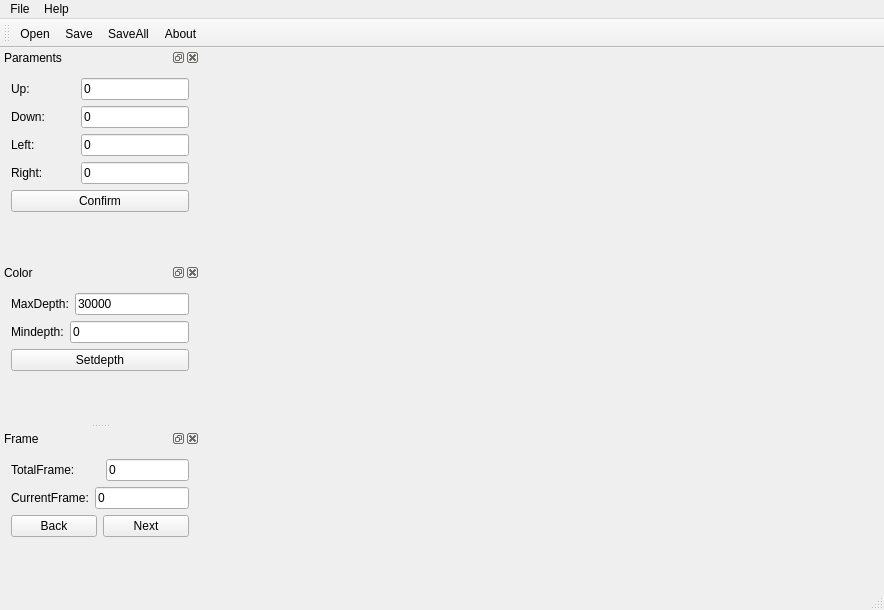
Before: the Qt Designer form FileConversion/FileConversion/fileconversion.ui in dongmuliu/File-conversion-assistant, drawn with Qt 5.
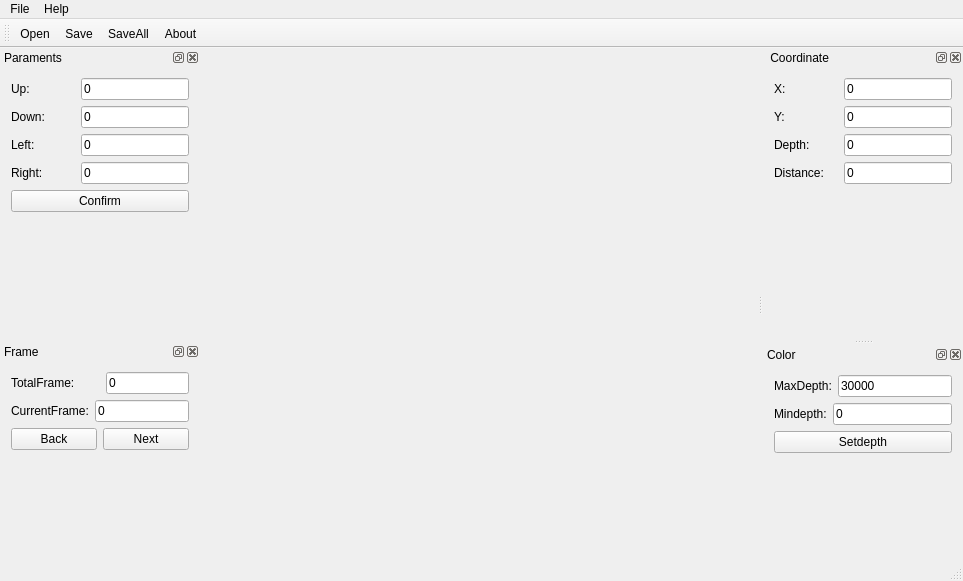
After: the same form once the commit is applied. Icons and pictures are not drawn.

Diff of the .ui file:
```diff
--- a/FileConversion/FileConversion/fileconversion.ui
+++ b/FileConversion/FileConversion/fileconversion.ui
@@ -6,137 +6,77 @@
    <rect>
     <x>0</x>
     <y>0</y>
-    <width>884</width>
-    <height>610</height>
+    <width>963</width>
+    <height>581</height>
    </rect>
   </property>
   <property name="windowTitle">
    <string>FileConversion</string>
   </property>
   <widget class="QWidget" name="centralWidget">
-   <layout class="QVBoxLayout" name="verticalLayout_6">
-    <item>
-     <spacer name="verticalSpacer_5">
-      <property name="orientation">
-       <enum>Qt::Vertical</enum>
-      </property>
-      <property name="sizeHint" stdset="0">
-       <size>
-        <width>20</width>
-        <height>40</height>
-       </size>
-      </property>
-     </spacer>
-    </item>
-    <item>
-     <layout class="QVBoxLayout" name="verticalLayout">
-      <item>
-       <layout class="QHBoxLayout" name="horizontalLayout_4">
-        <item>
-         <widget class="QLabel" name="graylabel">
-          <property name="minimumSize">
-           <size>
-            <width>320</width>
-            <height>240</height>
-           </size>
-          </property>
-          <property name="maximumSize">
-           <size>
-            <width>320</width>
-            <height>240</height>
-           </size>
-          </property>
-          <property name="text">
-           <string/>
-          </property>
-          <property name="alignment">
-           <set>Qt::AlignCenter</set>
-          </property>
-         </widget>
-        </item>
-        <item>
-         <widget class="QLabel" name="colorlabel">
-          <property name="minimumSize">
-           <size>
-            <width>320</width>
-            <height>240</height>
-           </size>
-          </property>
-          <property name="maximumSize">
-           <size>
-            <width>320</width>
-            <height>240</height>
-           </size>
-          </property>
-          <property name="text">
-           <string/>
-          </property>
-          <property name="alignment">
-           <set>Qt::AlignCenter</set>
-          </property>
-         </widget>
-        </item>
-       </layout>
-      </item>
-      <item>
-       <layout class="QHBoxLayout" name="horizontalLayout_10">
-        <item>
-         <widget class="QLabel" name="graytextlabel">
-          <property name="maximumSize">
-           <size>
-            <width>400</width>
-            <height>50</height>
-           </size>
-          </property>
-          <property name="text">
-           <string/>
-          </property>
-          <property name="alignment">
-           <set>Qt::AlignCenter</set>
-          </property>
-         </widget>
-        </item>
-        <item>
-         <widget class="QLabel" name="colortextlabel">
-          <property name="maximumSize">
-           <size>
-            <width>400</width>
-            <height>50</height>
-           </size>
-          </property>
-          <property name="text">
-           <string/>
-          </property>
-          <property name="alignment">
-           <set>Qt::AlignCenter</set>
-          </property>
-         </widget>
-        </item>
-       </layout>
-      </item>
-     </layout>
-    </item>
-    <item>
-     <spacer name="verticalSpacer_4">
-      <property name="orientation">
-       <enum>Qt::Vertical</enum>
-      </property>
-      <property name="sizeHint" stdset="0">
-       <size>
-        <width>20</width>
-        <height>40</height>
-       </size>
-      </property>
-     </spacer>
-    </item>
-   </layout>
+   <widget class="QWidget" name="layoutWidget">
+    <property name="geometry">
+     <rect>
+      <x>120</x>
+      <y>0</y>
+      <width>328</width>
+      <height>488</height>
+     </rect>
+    </property>
+    <layout class="QFormLayout" name="formLayout">
+     <item row="0" column="0">
+      <widget class="QLabel" name="graylabel">
+       <property name="minimumSize">
+        <size>
+         <width>320</width>
+         <height>240</height>
+        </size>
+       </property>
+       <property name="maximumSize">
+        <size>
+         <width>320</width>
+         <height>240</height>
+        </size>
+       </property>
+       <property name="text">
+        <string/>
+       </property>
+       <property name="alignment">
+        <set>Qt::AlignCenter</set>
+       </property>
+      </widget>
+     </item>
+     <item row="1" column="0">
+      <widget class="QLabel" name="colorlabel">
+       <property name="minimumSize">
+        <size>
+         <width>320</width>
+         <height>240</height>
+        </size>
+       </property>
+       <property name="maximumSize">
+        <size>
+         <width>320</width>
+         <height>240</height>
+        </size>
+       </property>
+       <property name="text">
+        <string/>
+       </property>
+       <property name="alignment">
+        <set>Qt::AlignCenter</set>
+       </property>
+      </widget>
+     </item>
+    </layout>
+   </widget>
   </widget>
   <widget class="QMenuBar" name="menuBar">
    <property name="geometry">
     <rect>
      <x>0</x>
      <y>0</y>
-     <width>884</width>
+     <width>963</width>
      <height>23</height>
     </rect>
    </property>
@@ -329,85 +269,6 @@
         </widget>
        </item>
        <item>
-        <spacer name="verticalSpacer_2">
-         <property name="orientation">
-          <enum>Qt::Vertical</enum>
-         </property>
-         <property name="sizeHint" stdset="0">
-          <size>
-           <width>20</width>
-           <height>40</height>
-          </size>
-         </property>
-        </spacer>
-       </item>
-      </layout>
-     </item>
-    </layout>
-    <zorder></zorder>
-   </widget>
-  </widget>
-  <widget class="QDockWidget" name="dockWidget_5">
-   <property name="minimumSize">
-    <size>
-     <width>200</width>
-     <height>133</height>
-    </size>
-   </property>
-   <property name="windowTitle">
-    <string>Color</string>
-   </property>
-   <attribute name="dockWidgetArea">
-    <number>1</number>
-   </attribute>
-   <widget class="QWidget" name="dockWidgetContents_5">
-    <layout class="QHBoxLayout" name="horizontalLayout_2">
-     <item>
-      <layout class="QVBoxLayout" name="verticalLayout_4">
-       <item>
-        <layout class="QHBoxLayout" name="horizontalLayout_8">
-         <item>
-          <widget class="QLabel" name="label_4">
-           <property name="text">
-            <string>MaxDepth:</string>
-           </property>
-          </widget>
-         </item>
-         <item>
-          <widget class="QLineEdit" name="maxdepthlineEdit">
-           <property name="text">
-            <string>30000</string>
-           </property>
-          </widget>
-         </item>
-        </layout>
-       </item>
-       <item>
-        <layout class="QHBoxLayout" name="horizontalLayout_9">
-         <item>
-          <widget class="QLabel" name="label_10">
-           <property name="text">
-            <string>Mindepth:</string>
-           </property>
-          </widget>
-         </item>
-         <item>
-          <widget class="QLineEdit" name="mindepthlineEdit">
-           <property name="text">
-            <string>0</string>
-           </property>
-          </widget>
-         </item>
-        </layout>
-       </item>
-       <item>
-        <widget class="QPushButton" name="setcolorButton">
-         <property name="text">
-          <string>Setdepth</string>
-         </property>
-        </widget>
-       </item>
-       <item>
         <spacer name="verticalSpacer">
          <property name="orientation">
           <enum>Qt::Vertical</enum>
@@ -469,6 +330,9 @@
            <property name="text">
             <string>0</string>
            </property>
+           <property name="readOnly">
+            <bool>true</bool>
+           </property>
           </widget>
          </item>
         </layout>
@@ -487,6 +351,9 @@
            <property name="text">
             <string>0</string>
            </property>
+           <property name="readOnly">
+            <bool>true</bool>
+           </property>
           </widget>
          </item>
         </layout>
@@ -512,6 +379,174 @@
       </layout>
      </item>
      <item>
+      <spacer name="verticalSpacer_2">
+       <property name="orientation">
+        <enum>Qt::Vertical</enum>
+       </property>
+       <property name="sizeHint" stdset="0">
+        <size>
+         <width>20</width>
+         <height>40</height>
+        </size>
+       </property>
+      </spacer>
+     </item>
+    </layout>
+   </widget>
+  </widget>
+  <widget class="QDockWidget" name="dockWidget_3">
+   <property name="floating">
+    <bool>false</bool>
+   </property>
+   <property name="windowTitle">
+    <string> Coordinate </string>
+   </property>
+   <attribute name="dockWidgetArea">
+    <number>2</number>
+   </attribute>
+   <widget class="QWidget" name="dockWidgetContents_10">
+    <layout class="QVBoxLayout" name="verticalLayout_8">
+     <item>
+      <layout class="QVBoxLayout" name="verticalLayout">
+       <item>
+        <layout class="QHBoxLayout" name="horizontalLayout_20">
+         <item>
+          <widget class="QLabel" name="label_12">
+           <property name="text">
+            <string>X:</string>
+           </property>
+          </widget>
+         </item>
+         <item>
+          <spacer name="horizontalSpacer_6">
+           <property name="orientation">
+            <enum>Qt::Horizontal</enum>
+           </property>
+           <property name="sizeHint" stdset="0">
+            <size>
+             <width>40</width>
+             <height>20</height>
+            </size>
+           </property>
+          </spacer>
+         </item>
+         <item>
+          <widget class="QLineEdit" name="xlineEdit">
+           <property name="text">
+            <string>0</string>
+           </property>
+           <property name="readOnly">
+            <bool>true</bool>
+           </property>
+          </widget>
+         </item>
+        </layout>
+       </item>
+       <item>
+        <layout class="QHBoxLayout" name="horizontalLayout_21">
+         <item>
+          <widget class="QLabel" name="label_15">
+           <property name="text">
+            <string>Y:</string>
+           </property>
+          </widget>
+         </item>
+         <item>
+          <spacer name="horizontalSpacer_7">
+           <property name="orientation">
+            <enum>Qt::Horizontal</enum>
+           </property>
+           <property name="sizeHint" stdset="0">
+            <size>
+             <width>40</width>
+             <height>20</height>
+            </size>
+           </property>
+          </spacer>
+         </item>
+         <item>
+          <widget class="QLineEdit" name="ylineEdit">
+           <property name="text">
+            <string>0</string>
+           </property>
+           <property name="readOnly">
+            <bool>true</bool>
+           </property>
+          </widget>
+         </item>
+        </layout>
+       </item>
+       <item>
+        <layout class="QHBoxLayout" name="horizontalLayout_22">
+         <item>
+          <widget class="QLabel" name="label_16">
+           <property name="text">
+            <string>Depth:</string>
+           </property>
+          </widget>
+         </item>
+         <item>
+          <spacer name="horizontalSpacer_8">
+           <property name="orientation">
+            <enum>Qt::Horizontal</enum>
+           </property>
+           <property name="sizeHint" stdset="0">
+            <size>
+             <width>20</width>
+             <height>20</height>
+            </size>
+           </property>
+          </spacer>
+         </item>
+         <item>
+          <widget class="QLineEdit" name="depthlineEdit">
+           <property name="text">
+            <string>0</string>
+           </property>
+           <property name="readOnly">
+            <bool>true</bool>
+           </property>
+          </widget>
+         </item>
+        </layout>
+       </item>
+       <item>
+        <layout class="QHBoxLayout" name="horizontalLayout_2">
+         <item>
+          <widget class="QLabel" name="label">
+           <property name="text">
+            <string>Distance:</string>
+           </property>
+          </widget>
+         </item>
+         <item>
+          <spacer name="horizontalSpacer_9">
+           <property name="orientation">
+            <enum>Qt::Horizontal</enum>
+           </property>
+           <property name="sizeHint" stdset="0">
+            <size>
+             <width>5</width>
+             <height>20</height>
+            </size>
+           </property>
+          </spacer>
+         </item>
+         <item>
+          <widget class="QLineEdit" name="DislineEdit">
+           <property name="text">
+            <string>0</string>
+           </property>
+           <property name="readOnly">
+            <bool>true</bool>
+           </property>
+          </widget>
+         </item>
+        </layout>
+       </item>
+      </layout>
+     </item>
+     <item>
       <spacer name="verticalSpacer_3">
        <property name="orientation">
         <enum>Qt::Vertical</enum>
@@ -519,6 +554,84 @@
        <property name="sizeHint" stdset="0">
         <size>
          <width>20</width>
+         <height>70</height>
+        </size>
+       </property>
+      </spacer>
+     </item>
+    </layout>
+   </widget>
+  </widget>
+  <widget class="QDockWidget" name="dockWidget_7">
+   <property name="minimumSize">
+    <size>
+     <width>200</width>
+     <height>133</height>
+    </size>
+   </property>
+   <property name="windowTitle">
+    <string>Color</string>
+   </property>
+   <attribute name="dockWidgetArea">
+    <number>2</number>
+   </attribute>
+   <widget class="QWidget" name="dockWidgetContents_9">
+    <layout class="QVBoxLayout" name="verticalLayout_4">
+     <item>
+      <layout class="QVBoxLayout" name="verticalLayout_6">
+       <item>
+        <layout class="QHBoxLayout" name="horizontalLayout_15">
+         <item>
+          <widget class="QLabel" name="label_7">
+           <property name="text">
+            <string>MaxDepth:</string>
+           </property>
+          </widget>
+         </item>
+         <item>
+          <widget class="QLineEdit" name="maxdepthLineEdit">
+           <property name="text">
+            <string>30000</string>
+           </property>
+          </widget>
+         </item>
+        </layout>
+       </item>
+       <item>
+        <layout class="QHBoxLayout" name="horizontalLayout_16">
+         <item>
+          <widget class="QLabel" name="label_11">
+           <property name="text">
+            <string>Mindepth:</string>
+           </property>
+          </widget>
+         </item>
+         <item>
+          <widget class="QLineEdit" name="mindepthLineEdit">
+           <property name="text">
+            <string>0</string>
+           </property>
+          </widget>
+         </item>
+        </layout>
+       </item>
+       <item>
+        <widget class="QPushButton" name="setColorButton">
+         <property name="text">
+          <string>Setdepth</string>
+         </property>
+        </widget>
+       </item>
+      </layout>
+     </item>
+     <item>
+      <spacer name="verticalSpacer_6">
+       <property name="orientation">
+        <enum>Qt::Vertical</enum>
+       </property>
+       <property name="sizeHint" stdset="0">
+        <size>
+         <width>20</width>
          <height>40</height>
         </size>
        </property>
```
Left out of the diff: 17 changed lines with no effect on the pictures.
